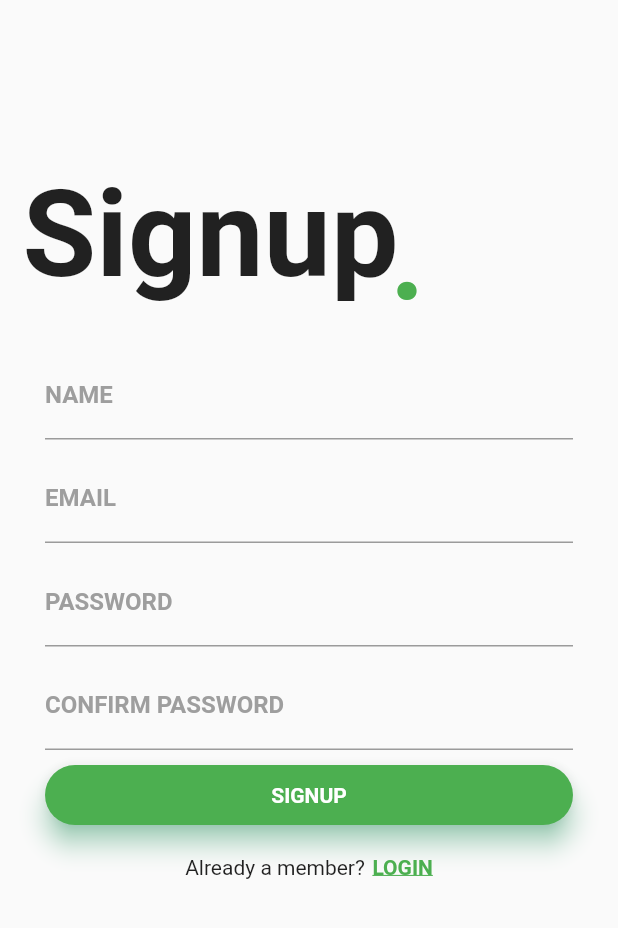
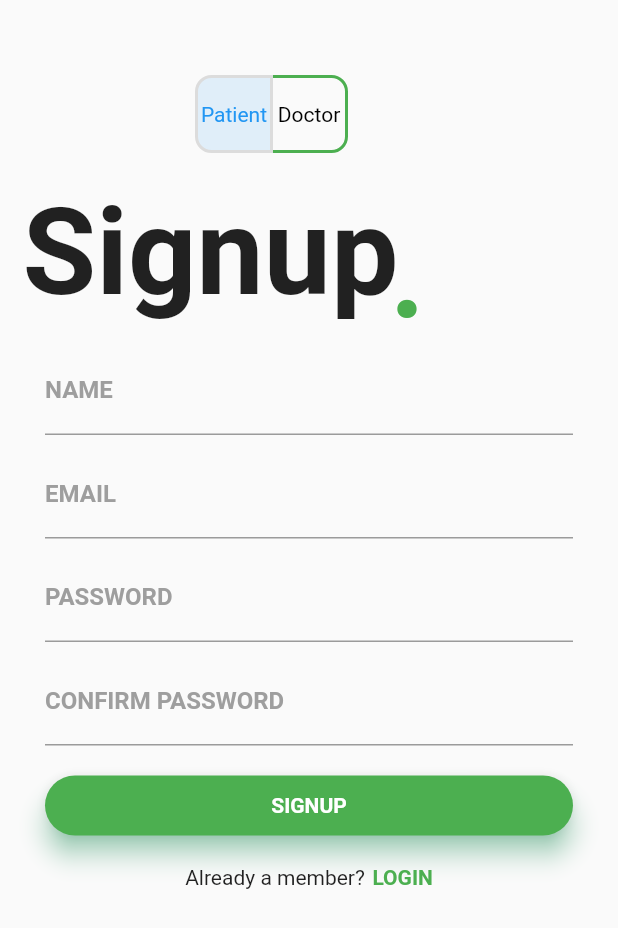
Before and after one commit to NazmuMasood/Doctors_app, a Flutter app: the SignupScreen screen opened by its route, on a phone screen of 412 x 824 dp. Shown: the top 928 px of the screen. Run offline on Flutter 3.47's test engine with Material 2 defaults, Android fonts, the light colour scheme and no system bars; our stand-ins replace firebase_auth; accounts and stored records are empty; Roboto replaces fonts that are missing (Montserrat, avenir); key blocks and very long unbroken strings in the code were emptied for the run.

Commit message:
Signup Screen rest of the ToggleButton logic implemented; Ui design gaps slightly adjusted due to overflow on 5" device

```diff
--- a/lib/screens/auth/signup.dart
+++ b/lib/screens/auth/signup.dart
@@ -11,6 +11,7 @@ class _SignupScreenState extends State<SignupScreen> {
   Signupmodel signupmodel = Signupmodel();
   final GlobalKey<FormState> _formKey = GlobalKey<FormState>();
   FirebaseAuth _firebaseAuth = FirebaseAuth.instance;
+  List<bool> isSelected = [true, false];
 
   save() {
     //form saving
@@ -34,10 +35,36 @@ class _SignupScreenState extends State<SignupScreen> {
             crossAxisAlignment: CrossAxisAlignment.start,
             children: <Widget>[
               Container(
+                padding: EdgeInsets.fromLTRB(130.0, 50.0, 0.0, 0.0),
+                child: ToggleButtons(
+                  children: <Widget>[Text('Patient'), Text('Doctor')],
+                  borderColor: Colors.green,
+                  color: Colors.black,
+                  borderRadius: BorderRadius.circular(10),
+                  borderWidth: 2,
+                  highlightColor: Colors.redAccent,
+                  onPressed: (int index) {
+                    setState(() {
+                      if (!isSelected[index]) {
+                        for (int i = 0; i < isSelected.length; i++) {
+                          if (i == index) {
+                            isSelected[i] = true;
+                            Navigator.of(context).pushNamed('/signupdoc');
+                          } else {
+                            isSelected[i] = false;
+                          }
+                        }
+                      }
+                    });
+                  },
+                  isSelected: isSelected,
+                ),
+              ),
+              Container(
                 child: Stack(
                   children: <Widget>[
                     Container(
-                      padding: EdgeInsets.fromLTRB(15.0, 110.0, 0.0, 0.0),
+                      padding: EdgeInsets.fromLTRB(15.0, 20.0, 0.0, 0.0),
                       child: Text(
                         'Signup',
                         style: TextStyle(
@@ -45,7 +72,7 @@ class _SignupScreenState extends State<SignupScreen> {
                       ),
                     ),
                     Container(
-                      padding: EdgeInsets.fromLTRB(260.0, 125.0, 0.0, 0.0),
+                      padding: EdgeInsets.fromLTRB(260.0, 35.0, 0.0, 0.0),
                       child: Text(
                         '.',
                         style: TextStyle(
@@ -58,9 +85,9 @@ class _SignupScreenState extends State<SignupScreen> {
                 ),
               ),
               Container(
-                padding: EdgeInsets.only(top: 15.0, left: 30.0, right: 30.0),
+                padding: EdgeInsets.only(top: 0.0, left: 30.0, right: 30.0),
                 child: Form(
-                    key: _formKey, //therjke
+                    key: _formKey,
                     child: Column(
                       children: <Widget>[
                         TextFormField(
@@ -144,7 +171,7 @@ class _SignupScreenState extends State<SignupScreen> {
                                   borderSide: BorderSide(color: Colors.green))),
                           obscureText: true,
                         ),
-                        SizedBox(height: 10.0),
+                        SizedBox(height: 20.0),
                         Container(
                             height: 40.0,
                             child: Material(
@@ -208,7 +235,8 @@ class _SignupScreenState extends State<SignupScreen> {
                                     color: Colors.green,
                                     fontFamily: 'Montserrat',
                                     fontWeight: FontWeight.bold,
-                                    decoration: TextDecoration.underline),
+                                    //decoration: TextDecoration.underline
+                                ),
                               ),
                             )
                           ],
```
Also changed, not shown: lib/screens/auth/signupdoc.dart (+8 -7 lines).
